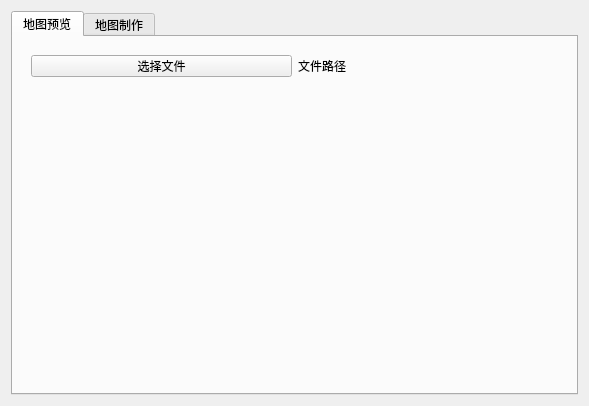
Above: TowerDefense/makemap.ui from yunzinan/TowerDefense before the change. Below: the same form after it.
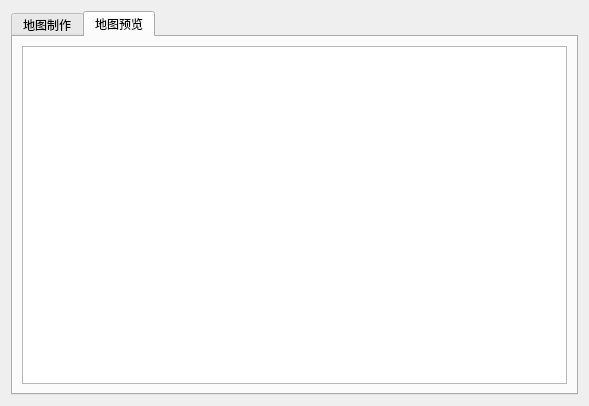
That is the form after the change. The open tabs and pages were chosen to show the change.

Patch:
```diff
--- a/TowerDefense/makemap.ui
+++ b/TowerDefense/makemap.ui
@@ -19,42 +19,6 @@
      <property name="currentIndex">
       <number>1</number>
      </property>
-     <widget class="QWidget" name="tab">
-      <attribute name="title">
-       <string>地图预览</string>
-      </attribute>
-      <layout class="QVBoxLayout" name="verticalLayout_2">
-       <item>
-        <widget class="QWidget" name="widget" native="true">
-         <property name="maximumSize">
-          <size>
-           <width>16777215</width>
-           <height>40</height>
-          </size>
-         </property>
-         <layout class="QHBoxLayout" name="horizontalLayout">
-          <item>
-           <widget class="QPushButton" name="pushButton">
-            <property name="text">
-             <string>选择文件</string>
-            </property>
-           </widget>
-          </item>
-          <item>
-           <widget class="QLabel" name="label">
-            <property name="text">
-             <string>文件路径</string>
-            </property>
-           </widget>
-          </item>
-         </layout>
-        </widget>
-       </item>
-       <item>
-        <widget class="QWidget" name="widget_2" native="true"/>
-       </item>
-      </layout>
-     </widget>
      <widget class="QWidget" name="tab_2">
       <attribute name="title">
        <string>地图制作</string>
@@ -188,6 +152,16 @@
        </item>
       </layout>
      </widget>
+     <widget class="QWidget" name="tab">
+      <attribute name="title">
+       <string>地图预览</string>
+      </attribute>
+      <layout class="QVBoxLayout" name="verticalLayout_2">
+       <item>
+        <widget class="QGraphicsView" name="graphicsView"/>
+       </item>
+      </layout>
+     </widget>
     </widget>
    </item>
   </layout>
```
Left out of the diff: 58 changed lines with no effect on the pictures.
